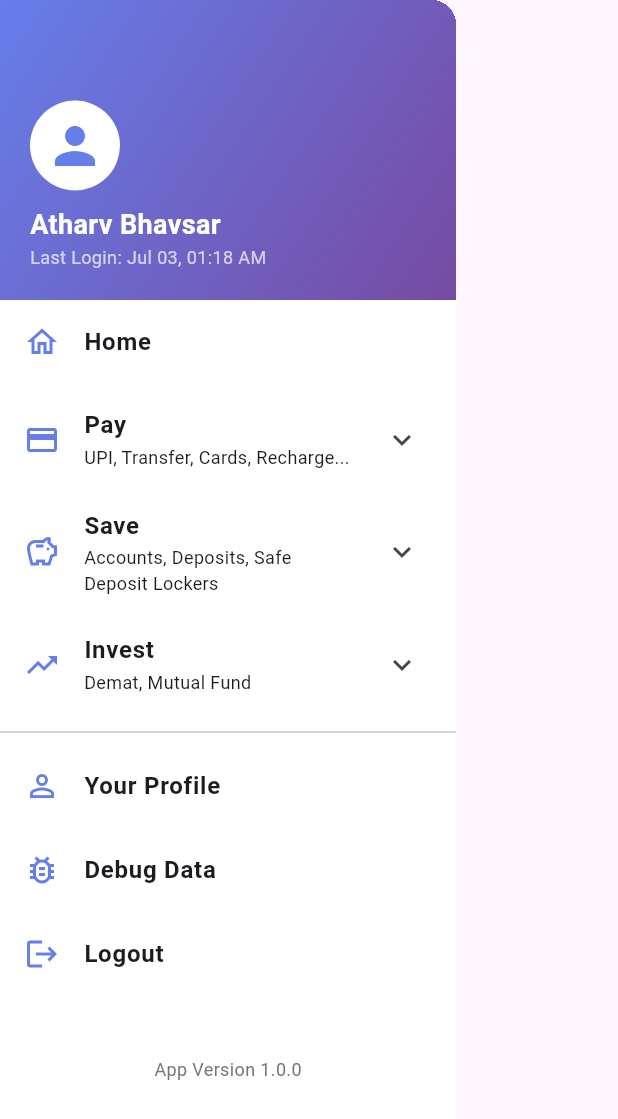
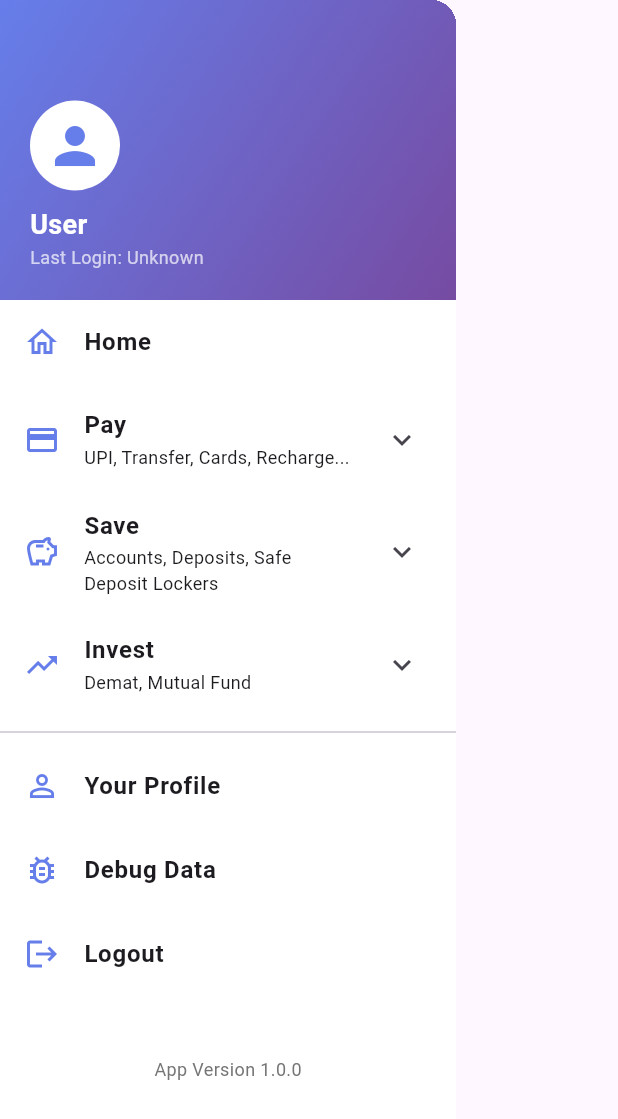
Before and after one commit to alphabet28/RakshaChakra-App, a Flutter app: the AppDrawer widget shown alone on an empty page, opened directly, on a phone screen of 412 x 824 dp. Shown: the top 1119 px of the screen. Run offline on Flutter 3.47's test engine with Material 3 defaults, Android fonts, the phone set to English and light mode, and no system bars; our stand-ins replace cloud_firestore, firebase_core, hive_flutter; accounts and stored records are empty.

Commit message:
added user session and name display on side menu

```diff
--- a/lib/auth_service.dart
+++ b/lib/auth_service.dart
@@ -1,6 +1,7 @@
 import 'package:cloud_firestore/cloud_firestore.dart';
 import 'package:crypto/crypto.dart';
 import 'dart:convert';
+import 'utils/user_session.dart';
 
 class AuthService {
   final FirebaseFirestore _firestore = FirebaseFirestore.instance;
@@ -56,6 +57,10 @@ class AuthService {
         await userDoc.reference.update({
           'lastLogin': FieldValue.serverTimestamp(),
         });
+
+        // Set the current user session
+        UserSession.setCurrentUser(username, userData);
+
         return true;
       }
 
--- a/lib/screens/add_payee_screen.dart
+++ b/lib/screens/add_payee_screen.dart
@@ -76,7 +76,7 @@ class _AddPayeeScreenState extends State<AddPayeeScreen> {
                       selectedColor: Colors.white,
                       fillColor: const Color(0xFF667EEA),
                       color: Colors.black87,
-                      constraints: const BoxConstraints(minHeight: 48, minWidth: 110),
+                      constraints: const BoxConstraints(minHeight: 48, minWidth: 80),
                       children: const [
                         Row(
                           mainAxisAlignment: MainAxisAlignment.center,
@@ -349,7 +349,7 @@ class _AddPayeeScreenState extends State<AddPayeeScreen> {
           selectedColor: Colors.white,
           fillColor: const Color(0xFF0288D1),
           color: Colors.black87,
-          constraints: const BoxConstraints(minHeight: 40, minWidth: 100),
+          constraints: const BoxConstraints(minHeight: 40, minWidth: 80),
           children: const [
             Row(
               mainAxisAlignment: MainAxisAlignment.center,
--- /dev/null
+++ b/lib/utils/user_session.dart
@@ -0,0 +1,34 @@
+import 'package:cloud_firestore/cloud_firestore.dart';
+
+/// Simple user session management for custom authentication
+class UserSession {
+  static String? _currentUsername;
+  static Map<String, dynamic>? _currentUserData;
+
+  /// Set the current user session
+  static void setCurrentUser(String username, Map<String, dynamic> userData) {
+    _currentUsername = username;
+    _currentUserData = userData;
+  }
+
+  /// Get the current username
+  static String? getCurrentUsername() {
+    return _currentUsername;
+  }
+
+  /// Get the current user data
+  static Map<String, dynamic>? getCurrentUserData() {
+    return _currentUserData;
+  }
+
+  /// Clear the current user session (logout)
+  static void clearSession() {
+    _currentUsername = null;
+    _currentUserData = null;
+  }
+
+  /// Check if user is logged in
+  static bool isLoggedIn() {
+    return _currentUsername != null;
+  }
+}
--- a/lib/widgets/app_drawer.dart
+++ b/lib/widgets/app_drawer.dart
@@ -1,7 +1,45 @@
 import 'package:flutter/material.dart';
+import 'package:cloud_firestore/cloud_firestore.dart';
+import '../utils/user_session.dart';
 
-class AppDrawer extends StatelessWidget {
+class AppDrawer extends StatefulWidget {
   const AppDrawer({super.key});
+
+  @override
+  State<AppDrawer> createState() => _AppDrawerState();
+}
+
+class _AppDrawerState extends State<AppDrawer> {
+  String _username = 'Loading...';
+  String _lastLogin = '';
+
+  @override
+  void initState() {
+    super.initState();
+    _loadUserData();
+  }
+
+  void _loadUserData() {
+    final userData = UserSession.getCurrentUserData();
+    final username = UserSession.getCurrentUsername();
+
+    if (username != null && userData != null) {
+      setState(() {
+        _username = username;
+        if (userData['lastLogin'] != null) {
+          final lastLogin = userData['lastLogin'] as Timestamp;
+          _lastLogin = 'Last Login: ${lastLogin.toDate().toString().substring(0, 19)}';
+        } else {
+          _lastLogin = 'First time login';
+        }
+      });
+    } else {
+      setState(() {
+        _username = 'User';
+        _lastLogin = 'Last Login: Unknown';
+      });
+    }
+  }
 
   @override
   Widget build(BuildContext context) {
@@ -65,7 +103,10 @@ class AppDrawer extends StatelessWidget {
             _buildDrawerItem(
               icon: Icons.logout,
               text: 'Logout',
-              onTap: () => Navigator.pushReplacementNamed(context, '/login'),
+              onTap: () {
+                UserSession.clearSession();
+                Navigator.pushReplacementNamed(context, '/login');
+              },
             ),
             const SizedBox(height: 40),
              Align(
@@ -96,11 +137,11 @@ class AppDrawer extends StatelessWidget {
           end: Alignment.bottomRight,
         ),
       ),
-      child: const Column(
+      child: Column(
         crossAxisAlignment: CrossAxisAlignment.start,
         mainAxisAlignment: MainAxisAlignment.end,
         children: [
-          CircleAvatar(
+          const CircleAvatar(
             radius: 30,
             backgroundColor: Colors.white,
             child: Icon(
@@ -109,18 +150,18 @@ class AppDrawer extends StatelessWidget {
               color: Color(0xFF667EEA),
             ),
           ),
-          SizedBox(height: 10),
+          const SizedBox(height: 10),
           Text(
-            'Atharv Bhavsar',
-            style: TextStyle(
+            _username,
+            style: const TextStyle(
               color: Colors.white,
               fontSize: 18,
               fontWeight: FontWeight.bold,
             ),
           ),
           Text(
-            'Last Login: Jul 03, 01:18 AM',
-            style: TextStyle(
+            _lastLogin,
+            style: const TextStyle(
               color: Colors.white70,
               fontSize: 12,
             ),
```
Also changed, not shown: generate_hash.dart (added, +25 -0 lines), lib/main.dart (+2 -14 lines), lib/screens/home_screen.dart (+4 -3 lines), lib/utils/password_helper.dart (added, +42 -0 lines).
